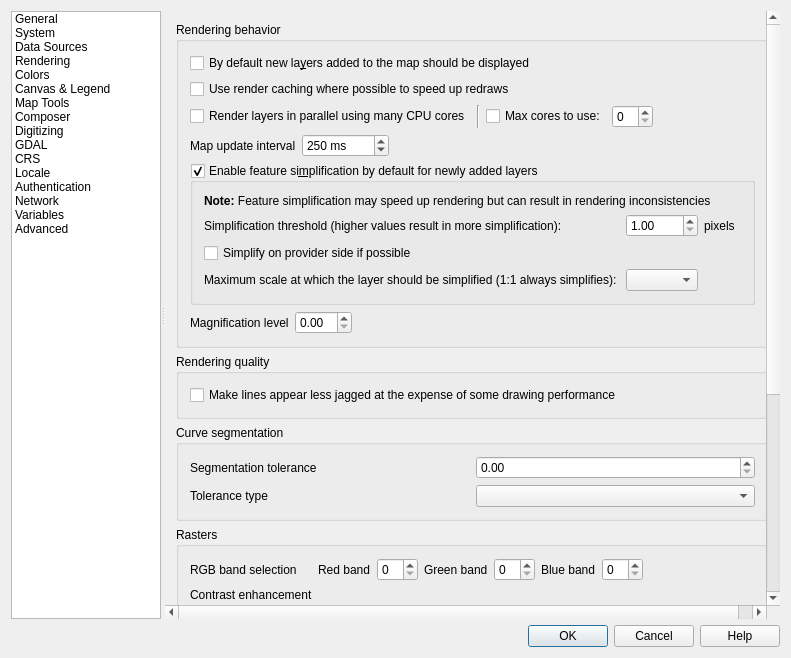
Qt form src/ui/qgsoptionsbase.ui (qgis/QGIS) before a commit.
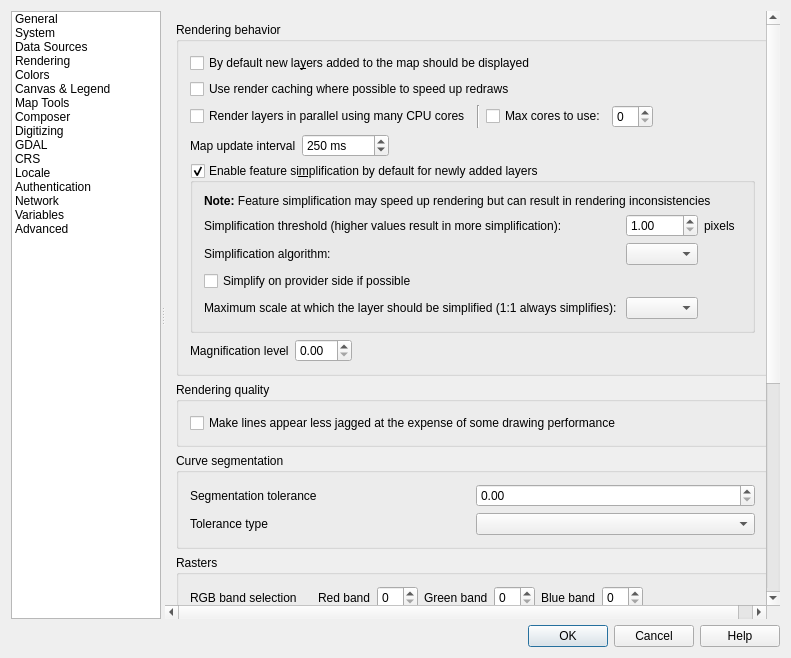
The same form after that commit. Icons and pictures are not drawn. Custom widgets are drawn as their Qt base class.

Commit message:
Add SimplifyAlgorithm enum for local simplification
It implements the SimplifyAlgorithm enum for local simplification of
geometries.
Also the SnapToGrid algorithm is added.

The edit to the form file:
```diff
--- a/src/ui/qgsoptionsbase.ui
+++ b/src/ui/qgsoptionsbase.ui
@@ -1961,14 +1961,30 @@
                        </property>
                       </spacer>
                      </item>
-                     <item row="2" column="1" colspan="4">
+                     <item row="2" column="1">
+                      <widget class="QLabel" name="mSimplifyAlgorithmLabel">
+                       <property name="text">
+                        <string>Simplification algorithm: </string>
+                       </property>
+                       <property name="toolTip">
+                        <string>This algorithm only is applied to simplify on local side</string>
+                       </property>                          
+                       <property name="margin">
+                        <number>2</number>
+                       </property>
+                      </widget>
+                     </item>
+                     <item row="2" column="2">
+                      <widget class="QComboBox" name="mSimplifyAlgorithmComboBox"/>
+                     </item>
+                     <item row="3" column="1" colspan="4">
                       <widget class="QCheckBox" name="mSimplifyDrawingAtProvider">
                        <property name="text">
                         <string>Simplify on provider side if possible</string>
                        </property>
                       </widget>
                      </item>
-                     <item row="3" column="1">
+                     <item row="4" column="1">
                       <widget class="QLabel" name="mSimplifyMaxScaleLabel">
                        <property name="text">
                         <string>Maximum scale at which the layer should be simplified (1:1 always simplifies): </string>
@@ -1978,7 +1994,7 @@
                        </property>
                       </widget>
                      </item>
-                     <item row="3" column="2">
+                     <item row="4" column="2">
                       <widget class="QgsScaleComboBox" name="mSimplifyMaximumScaleComboBox">
                        <property name="sizePolicy">
                         <sizepolicy hsizetype="Expanding" vsizetype="Fixed">
```
Left out of the diff: 1 changed line with no effect on the pictures. The commit also changes 13 other files.
